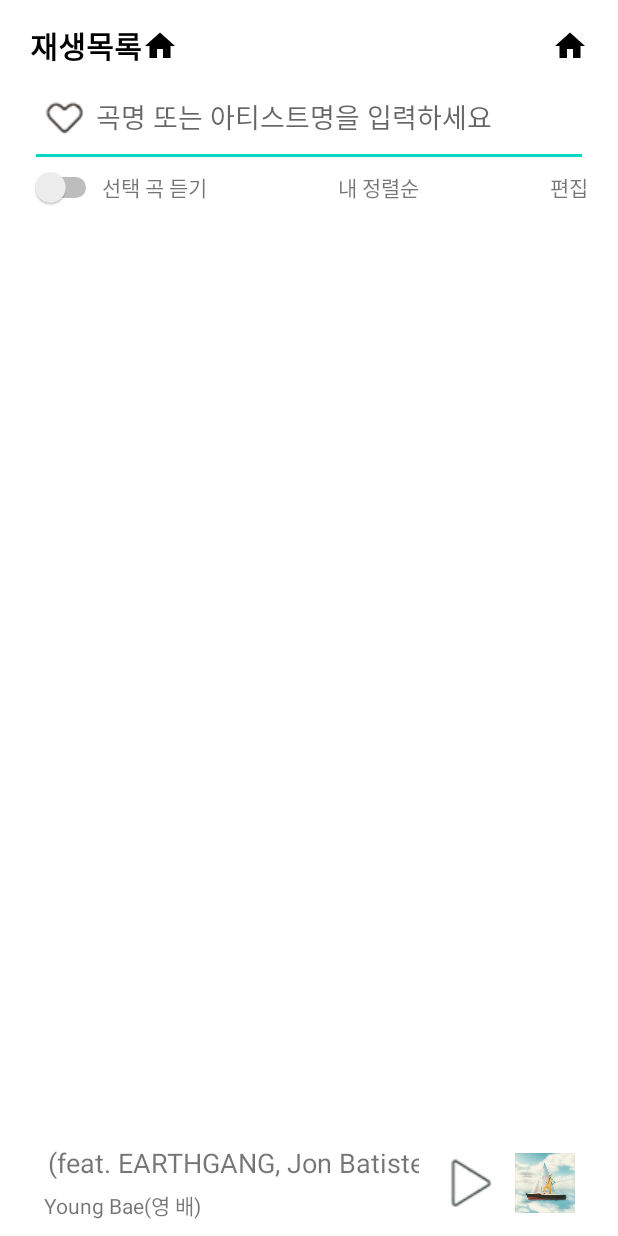
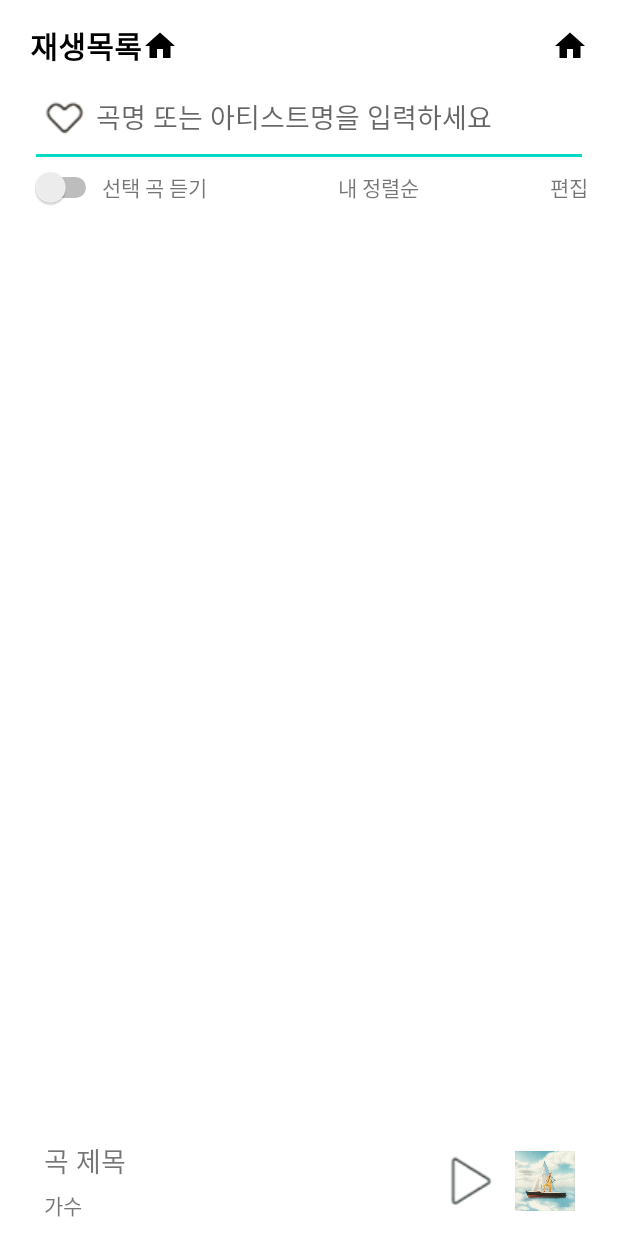
Before and after one commit to HS0204/android_programming_with_sesac, an Android app: the screen it shows after launch (ListMusicActivity), after a tap on an icon or button, on a phone screen of 412 x 824 dp. Run offline under Robolectric (Android 15) with nearby library versions, the light colour scheme and no system bars; 1 other tap on this screen came first.

Commit message:
코드 개선 작업 이전 저장(8월 7일차까지)

```diff
--- a/secondweek/app/src/main/java/hs/project/secondweek/ListMusicActivity.kt
+++ b/secondweek/app/src/main/java/hs/project/secondweek/ListMusicActivity.kt
@@ -1,16 +1,19 @@
 package hs.project.secondweek
 
 import android.annotation.SuppressLint
+import android.content.Intent
 import android.net.Uri
 import androidx.appcompat.app.AppCompatActivity
 import android.os.Bundle
 import android.provider.MediaStore
 import android.text.TextUtils
 import android.util.Log
+import android.widget.Toast
 import androidx.recyclerview.widget.LinearLayoutManager
 import androidx.recyclerview.widget.RecyclerView
 import hs.project.secondweek.Adapter.MusicListAdapter
 import hs.project.secondweek.Data.MusicInfoData
+import hs.project.secondweek.ListMusicActivity.Companion.dataArray
 import hs.project.secondweek.databinding.ActivityListmusicBinding
 import java.io.File
 
@@ -32,10 +35,22 @@ class ListMusicActivity : AppCompatActivity() {
         super.onCreate(savedInstanceState)
         setContentView(binding.root)
 
+        binding.musicPlayerSection.setOnClickListener {
+            Log.d("MYLOG", "ListMusicActivity -> 하단 음악 바를 클릭")
+            val intent = Intent(this, PlayerMusicActivity::class.java)
+            // intent.putExtra("position", PlayerMusicActivity.position)
+            startActivity(intent)
+        }
+
         // 제목 흐르게 세팅
         binding.musicTitle.isSingleLine = true
         binding.musicTitle.isSelected = true
         binding.musicTitle.ellipsize = TextUtils.TruncateAt.MARQUEE
+    }
+
+    override fun onNewIntent(intent: Intent?) {
+        Log.d(PlayerMusicActivity.TAG, "!!!!!!!!재진입")
+        super.onNewIntent(intent)
     }
 
     override fun onStart() {
@@ -143,7 +158,7 @@ class ListMusicActivity : AppCompatActivity() {
     override fun onBackPressed() {
         Log.d(TAG, "ListMusicActivity - onBackPressed() 호출")
         super.onBackPressed()
-        overridePendingTransition(0, 0)
+        overridePendingTransition(0,0)
 
     }
 }
--- a/secondweek/app/src/main/java/hs/project/secondweek/MainActivity.kt
+++ b/secondweek/app/src/main/java/hs/project/secondweek/MainActivity.kt
@@ -69,8 +69,8 @@ class MainActivity : AppCompatActivity(), BottomNavigationView.OnNavigationItemS
         binding.musicSinger.isSelected = true
         binding.musicSinger.ellipsize = TextUtils.TruncateAt.MARQUEE
 
-        // 음악 재생 activity 인텐트
         binding.musicPlayerSection.setOnClickListener {
+            Log.d("MYLOG", "MainActivity -> 하단 음악 바를 클릭")
             val intent = Intent(this, PlayerMusicActivity::class.java)
             startActivity(intent)
         }
@@ -78,10 +78,16 @@ class MainActivity : AppCompatActivity(), BottomNavigationView.OnNavigationItemS
         // 음악 리스트 activity 인텐트
         binding.musicList.setOnClickListener {
             val intent = Intent(this, ListMusicActivity::class.java)
+            intent.addFlags(Intent.FLAG_ACTIVITY_SINGLE_TOP)
             startActivity(intent)
             overridePendingTransition(0,0)
         }
 
+    }
+
+    override fun onNewIntent(intent: Intent?) {
+        Log.d(TAG, "!!!!!!!!재진입")
+        super.onNewIntent(intent)
     }
 
     override fun onStart() {
--- a/secondweek/app/src/main/res/layout/activity_listmusic.xml
+++ b/secondweek/app/src/main/res/layout/activity_listmusic.xml
@@ -103,6 +103,27 @@
         app:layout_constraintLeft_toLeftOf="parent"
         app:layout_constraintRight_toRightOf="parent">
 
+        <ImageView
+            android:id="@+id/music_control"
+            android:layout_width="wrap_content"
+            android:layout_height="wrap_content"
+            android:src="@drawable/icon_playing"
+            app:layout_constraintTop_toTopOf="parent"
+            app:layout_constraintBottom_toBottomOf="parent"
+            app:layout_constraintLeft_toRightOf="@id/music_title"
+            app:layout_constraintRight_toLeftOf="@id/music_list"/>
+
+        <ImageView
+            android:id="@+id/music_list"
+            android:layout_width="40dp"
+            android:layout_height="40dp"
+            android:layout_marginEnd="20dp"
+            android:src="@drawable/album_art1"
+            app:layout_constraintTop_toTopOf="parent"
+            app:layout_constraintBottom_toBottomOf="parent"
+            app:layout_constraintLeft_toRightOf="@id/music_control"
+            app:layout_constraintRight_toRightOf="parent"/>
+
         <TextView
             android:id="@+id/music_title"
             android:layout_width="250dp"
@@ -127,27 +148,6 @@
             app:layout_constraintRight_toLeftOf="@id/music_control"
             app:layout_constraintTop_toBottomOf="@+id/music_title" />
 
-        <ImageView
-            android:id="@+id/music_control"
-            android:layout_width="wrap_content"
-            android:layout_height="wrap_content"
-            android:src="@drawable/icon_playing"
-            app:layout_constraintTop_toTopOf="parent"
-            app:layout_constraintBottom_toBottomOf="parent"
-            app:layout_constraintLeft_toRightOf="@id/music_title"
-            app:layout_constraintRight_toLeftOf="@id/music_list"/>
-
-        <ImageView
-            android:id="@+id/music_list"
-            android:layout_width="40dp"
-            android:layout_height="40dp"
-            android:layout_marginEnd="20dp"
-            android:src="@drawable/album_art1"
-            app:layout_constraintTop_toTopOf="parent"
-            app:layout_constraintBottom_toBottomOf="parent"
-            app:layout_constraintLeft_toRightOf="@id/music_control"
-            app:layout_constraintRight_toRightOf="parent"/>
-
     </androidx.constraintlayout.widget.ConstraintLayout>
 
 </androidx.constraintlayout.widget.ConstraintLayout>
--- a/secondweek/app/src/main/res/layout/activity_playermusic.xml
+++ b/secondweek/app/src/main/res/layout/activity_playermusic.xml
@@ -139,7 +139,7 @@
                 android:layout_width="50sp"
                 android:layout_height="match_parent"
                 android:layout_weight="1"
-                android:src="@drawable/icon_playing"/>
+                android:src="@drawable/icon_pause"/>
             <ImageView
                 android:id="@+id/next_icon"
                 android:layout_width="50sp"
--- a/secondweek/app/src/main/res/values/strings.xml
+++ b/secondweek/app/src/main/res/values/strings.xml
@@ -1,6 +1,6 @@
 <resources>
     <string name="app_name">secondWeek</string>
-    <string name="music_title">L.O.V.E. (feat. EARTHGANG, Jon Batiste, Sherwyn)</string>
-    <string name="music_singer">Young Bae(영 배)</string>
+    <string name="music_title">곡 제목</string>
+    <string name="music_singer">가수</string>
     <string name="music_start_time">00:00</string>
 </resources>
```
Also changed, not shown: secondweek/app/src/main/java/hs/project/secondweek/Adapter/MusicListAdapter.kt (+28 -10 lines), secondweek/app/src/main/java/hs/project/secondweek/MusicService.kt (+27 -1 lines), secondweek/app/src/main/java/hs/project/secondweek/PlayerMusicActivity.kt (+45 -21 lines).
